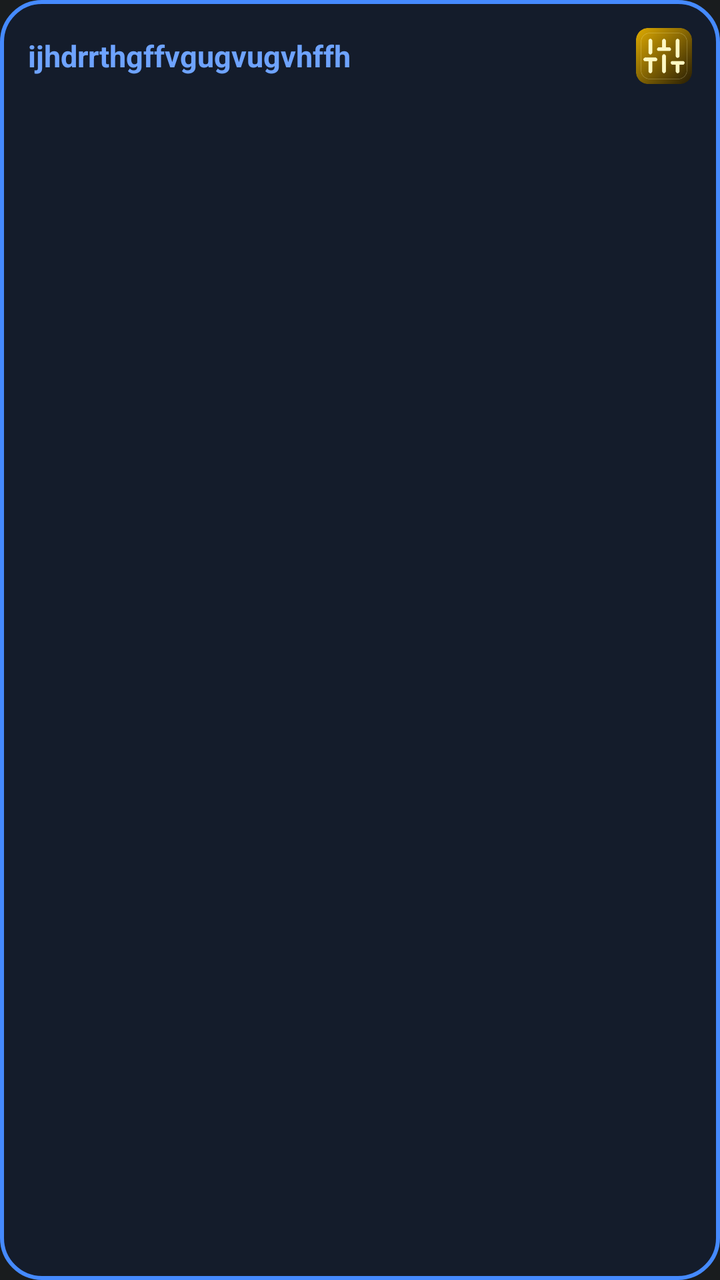
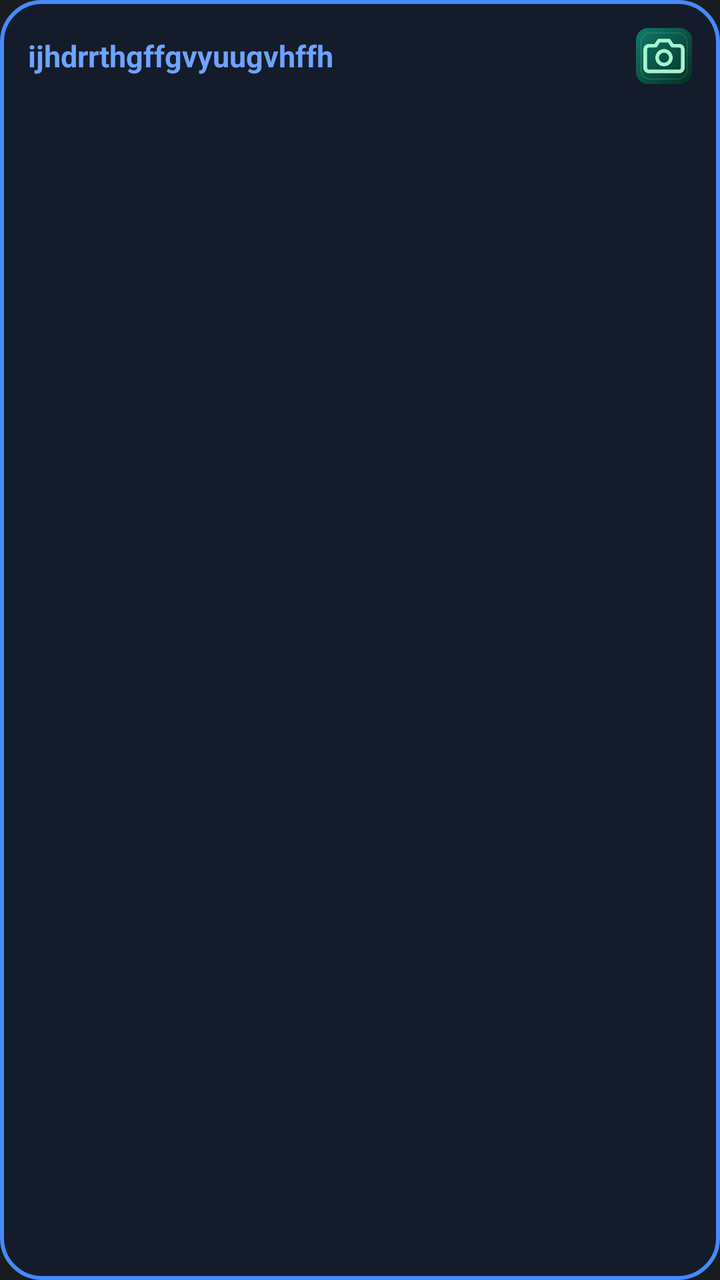

Screens rendered from an Android XML layout before and after an edit, with the pre-edit source and the edit as a unified diff.
<!-- AndroidManifest.xml: application theme android:Theme.DeviceDefault.NoActionBar -->
<!-- res/layout/smart_widget_layout.xml -->
<?xml version="1.0" encoding="utf-8"?>
<LinearLayout xmlns:android="http://schemas.android.com/apk/res/android"
    android:id="@+id/widget_root"
    android:layout_width="match_parent"
    android:layout_height="match_parent"
    android:orientation="vertical"
    android:padding="14dp"
    android:background="@drawable/widget_bg"
    android:layoutDirection="rtl">

    <LinearLayout
        android:layout_width="match_parent"
        android:layout_height="wrap_content"
        android:orientation="horizontal"
        android:gravity="center_vertical">

        <ImageView
            android:id="@+id/widget_icon"
            android:layout_width="28dp"
            android:layout_height="28dp"
            android:src="@mipmap/ic_launcher" />

        <TextView
            android:id="@+id/widget_title"
            android:layout_width="0dp"
            android:layout_height="wrap_content"
            android:layout_weight="1"
            android:layout_marginStart="8dp"
            android:text="ijhdrrthgffvgugvugvhffh"
            android:textColor="#6EA3FF"
            android:textSize="15sp"
            android:textStyle="bold"
            android:singleLine="true"
            android:ellipsize="end" />
    </LinearLayout>

    <TextView
        android:id="@+id/widget_body"
        android:layout_width="match_parent"
        android:layout_height="0dp"
        android:layout_weight="1"
        android:layout_marginTop="8dp"
        android:text=""
        android:textColor="#FFFFFF"
        android:textSize="14sp"
        android:lineSpacingMultiplier="1.25"
        android:gravity="top|right"
        android:maxLines="6"
        android:ellipsize="end" />
</LinearLayout>
<!-- resources referenced by this layout -->
<resources>
  <!-- drawable widget_bg (drawable) -->
  <?xml version="1.0" encoding="utf-8"?>
  <shape xmlns:android="http://schemas.android.com/apk/res/android"
      android:shape="rectangle">
      <solid android:color="#141C2B" />
      <corners android:radius="20dp" />
      <stroke android:width="2dp" android:color="#458AFF" />
  </shape>
  <!-- mipmap ic_launcher: png bitmap (mipmap-hdpi, 5678 bytes) -->
</resources>

<!-- the commit's change to res/layout/smart_widget_layout.xml (unified diff, before → after) -->
@@ -26,7 +26,7 @@
             android:layout_height="wrap_content"
             android:layout_weight="1"
             android:layout_marginStart="8dp"
-            android:text="ijhdrrthgffvgugvugvhffh"
+            android:text="ijhdrrthgffgvyuugvhffh"
             android:textColor="#6EA3FF"
             android:textSize="15sp"
             android:textStyle="bold"
<!-- resource entries referenced after the edit -->
@@ -8,6 +8,6 @@
       <corners android:radius="20dp" />
       <stroke android:width="2dp" android:color="#458AFF" />
   </shape>
-  <!-- mipmap ic_launcher: png bitmap (mipmap-hdpi, 5678 bytes) -->
+  <!-- mipmap ic_launcher: png bitmap (mipmap-hdpi, 5881 bytes) -->
 </resources>
 
